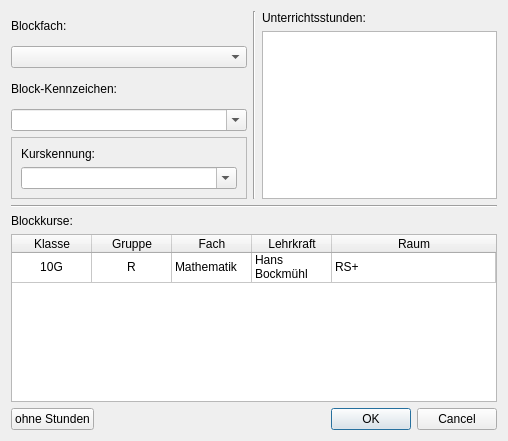
This is wz-data/ui/dialog_block_name.ui in gradgrind/WZ3 as Qt 5 draws it before an edit. The edited form follows.
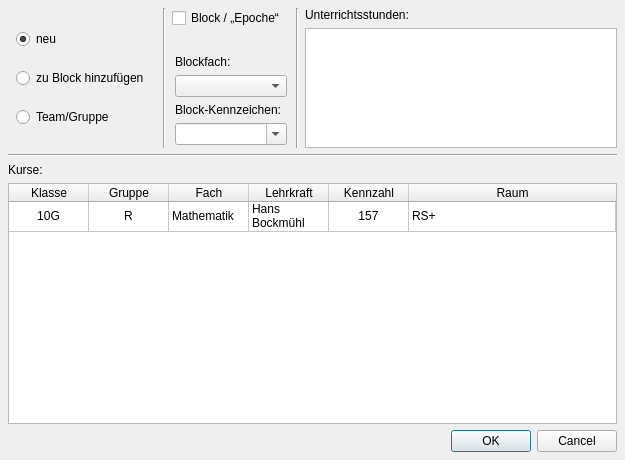
This is the edited form. The open tabs and pages were chosen to show the change. Icons and pictures are not drawn.

The edit to the form file:
```diff
--- a/wz-data/ui/dialog_block_name.ui
+++ b/wz-data/ui/dialog_block_name.ui
@@ -6,76 +6,254 @@
    <rect>
     <x>0</x>
     <y>0</y>
-    <width>508</width>
-    <height>441</height>
+    <width>625</width>
+    <height>460</height>
    </rect>
   </property>
   <property name="windowTitle">
    <string>Blocknamen bearbeiten</string>
   </property>
-  <layout class="QVBoxLayout" name="verticalLayout_2">
+  <layout class="QVBoxLayout" name="verticalLayout_6" stretch="0,1,0">
+   <property name="leftMargin">
+    <number>8</number>
+   </property>
+   <property name="topMargin">
+    <number>8</number>
+   </property>
+   <property name="rightMargin">
+    <number>8</number>
+   </property>
+   <property name="bottomMargin">
+    <number>8</number>
+   </property>
    <item>
-    <layout class="QHBoxLayout" name="horizontalLayout" stretch="1,0,1">
+    <layout class="QHBoxLayout" name="horizontalLayout_3" stretch="0,0,1">
      <item>
-      <layout class="QVBoxLayout" name="verticalLayout_4">
+      <layout class="QVBoxLayout" name="verticalLayout_5">
        <item>
-        <widget class="QLabel" name="label">
-         <property name="text">
-          <string>Blockfach:</string>
-         </property>
-        </widget>
-       </item>
-       <item>
-        <widget class="QComboBox" name="block_subject"/>
-       </item>
-       <item>
-        <widget class="QLabel" name="label_2">
-         <property name="text">
-          <string>Block-Kennzeichen:</string>
-         </property>
-        </widget>
-       </item>
-       <item>
-        <widget class="QComboBox" name="block_tag">
-         <property name="editable">
-          <bool>true</bool>
-         </property>
-         <property name="insertPolicy">
-          <enum>QComboBox::NoInsert</enum>
-         </property>
-        </widget>
-       </item>
-       <item>
-        <widget class="QFrame" name="frame">
-         <property name="minimumSize">
-          <size>
-           <width>0</width>
-           <height>0</height>
-          </size>
-         </property>
-         <property name="frameShape">
-          <enum>QFrame::StyledPanel</enum>
-         </property>
-         <property name="frameShadow">
-          <enum>QFrame::Raised</enum>
-         </property>
-         <layout class="QVBoxLayout" name="verticalLayout_5">
-          <item>
-           <widget class="QLabel" name="label_4">
-            <property name="text">
-             <string>Kurskennung:</string>
-            </property>
+        <layout class="QHBoxLayout" name="horizontalLayout_2">
+         <item>
+          <widget class="QStackedWidget" name="type_chooser">
+           <property name="currentIndex">
+            <number>0</number>
+           </property>
+           <widget class="QWidget" name="choose_type" native="true">
+            <layout class="QVBoxLayout" name="verticalLayout_4">
+             <property name="leftMargin">
+              <number>8</number>
+             </property>
+             <property name="topMargin">
+              <number>8</number>
+             </property>
+             <property name="rightMargin">
+              <number>8</number>
+             </property>
+             <property name="bottomMargin">
+              <number>8</number>
+             </property>
+             <item>
+              <widget class="QRadioButton" name="rb_new">
+               <property name="toolTip">
+                <string>&lt;html&gt;&lt;head/&gt;&lt;body&gt;&lt;p&gt;Ein neuer „Kurseinheit“ soll angelegt werden. Das bedeutet entweder eine neue Unterrichtsstunde oder eine Deputatsangabe ohne Unterrichtsstunden.&lt;/p&gt;&lt;p&gt;Die Stunde kann Teil eines Blocks sein (einer Zeit, in der mehrere Kurse entweder parallel oder nacheinander im Laufe des Jahres stattfinden).&lt;/p&gt;&lt;p&gt;Für jeden Kurs darf nur einmal eine Einheit der jeweiligen Sorte (einfache Stunde, Blockstunde oder Deputatsstunden ohne Unterricht) angelegt werden. Weitere Unterrichtsstunden können dann mit der „+“-Schaltfläche hinzugefügt werden.&lt;/p&gt;&lt;/body&gt;&lt;/html&gt;</string>
+               </property>
+               <property name="text">
+                <string>neu</string>
+               </property>
+               <property name="checked">
+                <bool>true</bool>
+               </property>
+               <attribute name="buttonGroup">
+                <string notr="true">choose_group</string>
+               </attribute>
+              </widget>
+             </item>
+             <item>
+              <widget class="QRadioButton" name="rb_add2block">
+               <property name="toolTip">
+                <string>&lt;html&gt;&lt;head/&gt;&lt;body&gt;&lt;p&gt;Der „Kurs“ soll zu einem schon existierenden Block hinzugefügt werden.&lt;/p&gt;&lt;p&gt;Zwischen zeitbegrenzten Blöcken („Epochen“) und parallelen, durchlaufenden Unterrichtsstunden wird hier nicht differenziert.&lt;/p&gt;&lt;/body&gt;&lt;/html&gt;</string>
+               </property>
+               <property name="text">
+                <string>zu Block hinzufügen</string>
+               </property>
+               <attribute name="buttonGroup">
+                <string notr="true">choose_group</string>
+               </attribute>
+              </widget>
+             </item>
+             <item>
+              <widget class="QRadioButton" name="rb_add2team">
+               <property name="toolTip">
+                <string>&lt;html&gt;&lt;head/&gt;&lt;body&gt;&lt;p&gt;Diese Option ist für Teamteaching oder klassen- bzw. gruppenübergreifenden Unterricht gedacht.&lt;/p&gt;&lt;p&gt;Der aktuelle „Kurs“ soll mit einem anderen kombiniert werden. Das Fach der Kurse muss gleich sein, sie teilen einen Raum und die Deputatsangaben müssen für alle gleich sein.&lt;/p&gt;&lt;/body&gt;&lt;/html&gt;</string>
+               </property>
+               <property name="text">
+                <string>Team/Gruppe</string>
+               </property>
+               <attribute name="buttonGroup">
+                <string notr="true">choose_group</string>
+               </attribute>
+              </widget>
+             </item>
+            </layout>
            </widget>
-          </item>
-          <item>
-           <widget class="QComboBox" name="JOINT_TAG">
-            <property name="editable">
-             <bool>true</bool>
-            </property>
+           <widget class="QWidget" name="hidden_page">
+            <layout class="QVBoxLayout" name="verticalLayout_9">
+             <property name="leftMargin">
+              <number>8</number>
+             </property>
+             <property name="topMargin">
+              <number>8</number>
+             </property>
+             <property name="rightMargin">
+              <number>8</number>
+             </property>
+             <property name="bottomMargin">
+              <number>8</number>
+             </property>
+             <item>
+              <widget class="QLabel" name="label_4">
+               <property name="text">
+                <string>Hidden pane.</string>
+               </property>
+              </widget>
+             </item>
+             <item>
+              <widget class="QRadioButton" name="rb_inspect">
+               <property name="text">
+                <string>––</string>
+               </property>
+               <attribute name="buttonGroup">
+                <string notr="true">choose_group</string>
+               </attribute>
+              </widget>
+             </item>
+            </layout>
            </widget>
-          </item>
-         </layout>
-        </widget>
+          </widget>
+         </item>
+         <item>
+          <widget class="Line" name="line_4">
+           <property name="orientation">
+            <enum>Qt::Vertical</enum>
+           </property>
+          </widget>
+         </item>
+         <item>
+          <layout class="QVBoxLayout" name="verticalLayout_8">
+           <property name="leftMargin">
+            <number>0</number>
+           </property>
+           <property name="rightMargin">
+            <number>0</number>
+           </property>
+           <item>
+            <widget class="QCheckBox" name="cb_block">
+             <property name="toolTip">
+              <string>&lt;html&gt;&lt;head/&gt;&lt;body&gt;&lt;p&gt;„Block“ bedeutet hier, dass Unterrichtseinheiten entweder parallel (zur gleichen Zeit) oder nacheinander im Laufe des Jahres („Epochenunterricht“) stattfinden.&lt;/p&gt;&lt;p&gt;Zwischen zeitbegrenzten Blöcken („Epochen“) und parallelen, durchlaufenden Unterrichtsstunden wird hier nicht differenziert.&lt;/p&gt;&lt;/body&gt;&lt;/html&gt;</string>
+             </property>
+             <property name="text">
+              <string>Block / „Epoche“</string>
+             </property>
+            </widget>
+           </item>
+           <item>
+            <spacer name="verticalSpacer">
+             <property name="orientation">
+              <enum>Qt::Vertical</enum>
+             </property>
+             <property name="sizeHint" stdset="0">
+              <size>
+               <width>20</width>
+               <height>0</height>
+              </size>
+             </property>
+            </spacer>
+           </item>
+           <item>
+            <widget class="QStackedWidget" name="blockstack">
+             <property name="currentIndex">
+              <number>0</number>
+             </property>
+             <widget class="QWidget" name="page_noblock">
+              <layout class="QVBoxLayout" name="verticalLayout_7">
+               <property name="leftMargin">
+                <number>3</number>
+               </property>
+               <property name="topMargin">
+                <number>3</number>
+               </property>
+               <property name="rightMargin">
+                <number>3</number>
+               </property>
+               <property name="bottomMargin">
+                <number>3</number>
+               </property>
+               <item>
+                <widget class="QRadioButton" name="rb_simple">
+                 <property name="text">
+                  <string>einfache Stunde</string>
+                 </property>
+                 <property name="checked">
+                  <bool>true</bool>
+                 </property>
+                </widget>
+               </item>
+               <item>
+                <widget class="QRadioButton" name="rb_payonly">
+                 <property name="text">
+                  <string>nur Deputat</string>
+                 </property>
+                </widget>
+               </item>
+              </layout>
+             </widget>
+             <widget class="QWidget" name="page_block">
+              <layout class="QVBoxLayout" name="verticalLayout_2">
+               <property name="leftMargin">
+                <number>3</number>
+               </property>
+               <property name="topMargin">
+                <number>3</number>
+               </property>
+               <property name="rightMargin">
+                <number>3</number>
+               </property>
+               <property name="bottomMargin">
+                <number>3</number>
+               </property>
+               <item>
+                <widget class="QLabel" name="label">
+                 <property name="text">
+                  <string>Blockfach:</string>
+                 </property>
+                </widget>
+               </item>
+               <item>
+                <widget class="QComboBox" name="block_subject"/>
+               </item>
+               <item>
+                <widget class="QLabel" name="label_2">
+                 <property name="text">
+                  <string>Block-Kennzeichen:</string>
+                 </property>
+                </widget>
+               </item>
+               <item>
+                <widget class="QComboBox" name="BLOCK_TAG">
+                 <property name="editable">
+                  <bool>true</bool>
+                 </property>
+                 <property name="insertPolicy">
+                  <enum>QComboBox::NoInsert</enum>
+                 </property>
+                </widget>
+               </item>
+              </layout>
+             </widget>
+            </widget>
+           </item>
+          </layout>
+         </item>
+        </layout>
        </item>
       </layout>
      </item>
@@ -96,7 +274,20 @@
         </widget>
        </item>
        <item>
-        <widget class="QListWidget" name="list_lessons"/>
+        <widget class="QListWidget" name="list_lessons">
+         <property name="sizePolicy">
+          <sizepolicy hsizetype="Expanding" vsizetype="Fixed">
+           <horstretch>0</horstretch>
+           <verstretch>0</verstretch>
+          </sizepolicy>
+         </property>
+         <property name="maximumSize">
+          <size>
+           <width>16777215</width>
+           <height>120</height>
+          </size>
+         </property>
+        </widget>
        </item>
       </layout>
      </item>
@@ -114,12 +305,18 @@
      <item>
       <widget class="QLabel" name="label_3">
        <property name="text">
-        <string>Blockkurse:</string>
+        <string>Kurse:</string>
        </property>
       </widget>
      </item>
      <item>
       <widget class="QTableWidget" name="table_courses">
+       <property name="minimumSize">
+        <size>
+         <width>0</width>
+         <height>200</height>
+        </size>
+       </property>
        <property name="editTriggers">
         <set>QAbstractItemView::NoEditTriggers</set>
        </property>
@@ -166,6 +363,11 @@
          <string>Lehrkraft</string>
         </property>
        </column>
+       <column>
+        <property name="text">
+         <string>Kennzahl</string>
+        </property>
+       </column>
        <column>
         <property name="text">
          <string>Raum</string>
@@ -199,6 +401,14 @@
        </item>
        <item row="0" column="4">
         <property name="text">
+         <string>157</string>
+        </property>
+        <property name="textAlignment">
+         <set>AlignCenter</set>
+        </property>
+       </item>
+       <item row="0" column="5">
+        <property name="text">
          <string>RS+</string>
         </property>
        </item>
@@ -207,32 +417,14 @@
     </layout>
    </item>
    <item>
-    <layout class="QHBoxLayout" name="horizontalLayout_2">
-     <item>
-      <widget class="QPushButton" name="only_pay">
-       <property name="toolTip">
-        <string>&lt;html&gt;&lt;head/&gt;&lt;body&gt;&lt;p&gt;nur Deputatsstunden&lt;/p&gt;&lt;/body&gt;&lt;/html&gt;</string>
-       </property>
-       <property name="text">
-        <string>ohne Stunden</string>
-       </property>
-       <property name="icon">
-        <iconset>
-         <normaloff>../icons/cash0a.svg</normaloff>../icons/cash0a.svg</iconset>
-       </property>
-      </widget>
-     </item>
-     <item>
-      <widget class="QDialogButtonBox" name="buttonBox">
-       <property name="orientation">
-        <enum>Qt::Horizontal</enum>
-       </property>
-       <property name="standardButtons">
-        <set>QDialogButtonBox::Cancel|QDialogButtonBox::Ok</set>
-       </property>
-      </widget>
-     </item>
-    </layout>
+    <widget class="QDialogButtonBox" name="buttonBox">
+     <property name="orientation">
+      <enum>Qt::Horizontal</enum>
+     </property>
+     <property name="standardButtons">
+      <set>QDialogButtonBox::Cancel|QDialogButtonBox::Ok</set>
+     </property>
+    </widget>
    </item>
   </layout>
  </widget>
```
Left out of the diff: 82 changed lines with no effect on the pictures.
